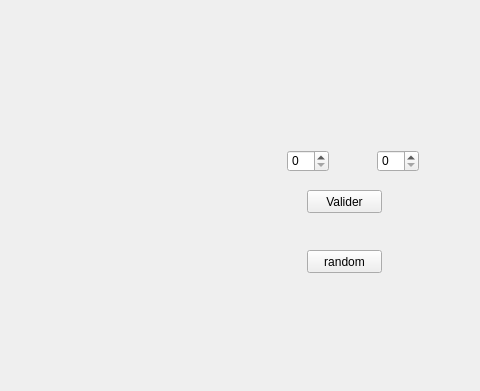
Before: the Qt Designer form creaconfig.ui in lmabille/LO21---Printemps-2021---Projet-Cellulut, drawn with Qt 5; both pictures show x 573 to 1053 and y 0 to 391 of the 1053 by 671 pixel window.
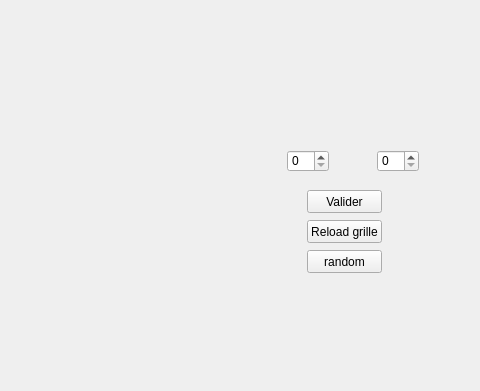
After: the same form once the commit is applied.

Commit message: ajout modif config random et charger

What changed in the file:
```diff
--- a/creaconfig.ui
+++ b/creaconfig.ui
@@ -91,6 +91,19 @@
     <string>random</string>
    </property>
   </widget>
+  <widget class="QPushButton" name="btnReload">
+   <property name="geometry">
+    <rect>
+     <x>880</x>
+     <y>220</y>
+     <width>75</width>
+     <height>23</height>
+    </rect>
+   </property>
+   <property name="text">
+    <string>Reload grille</string>
+   </property>
+  </widget>
  </widget>
  <resources/>
  <connections>
```
The commit also changes 2 other files.
